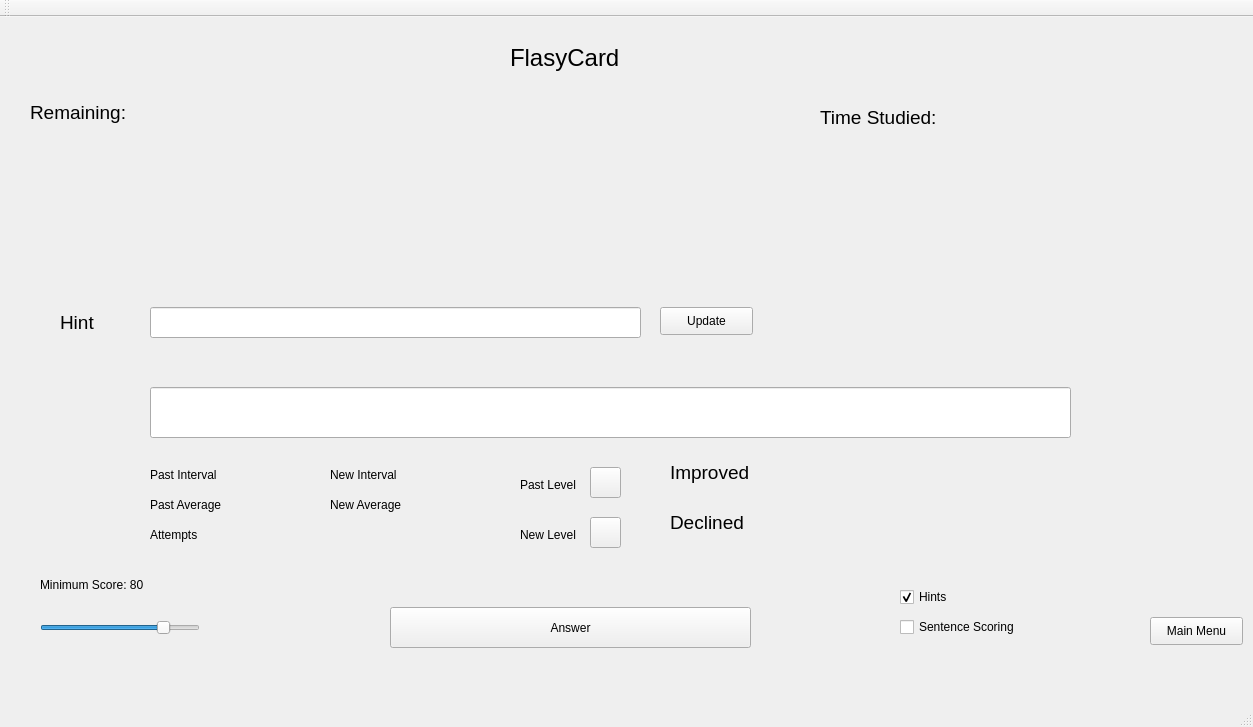
First picture: the form in mainwindow.ui, repository ColinBose/flashy-card, before the edit.
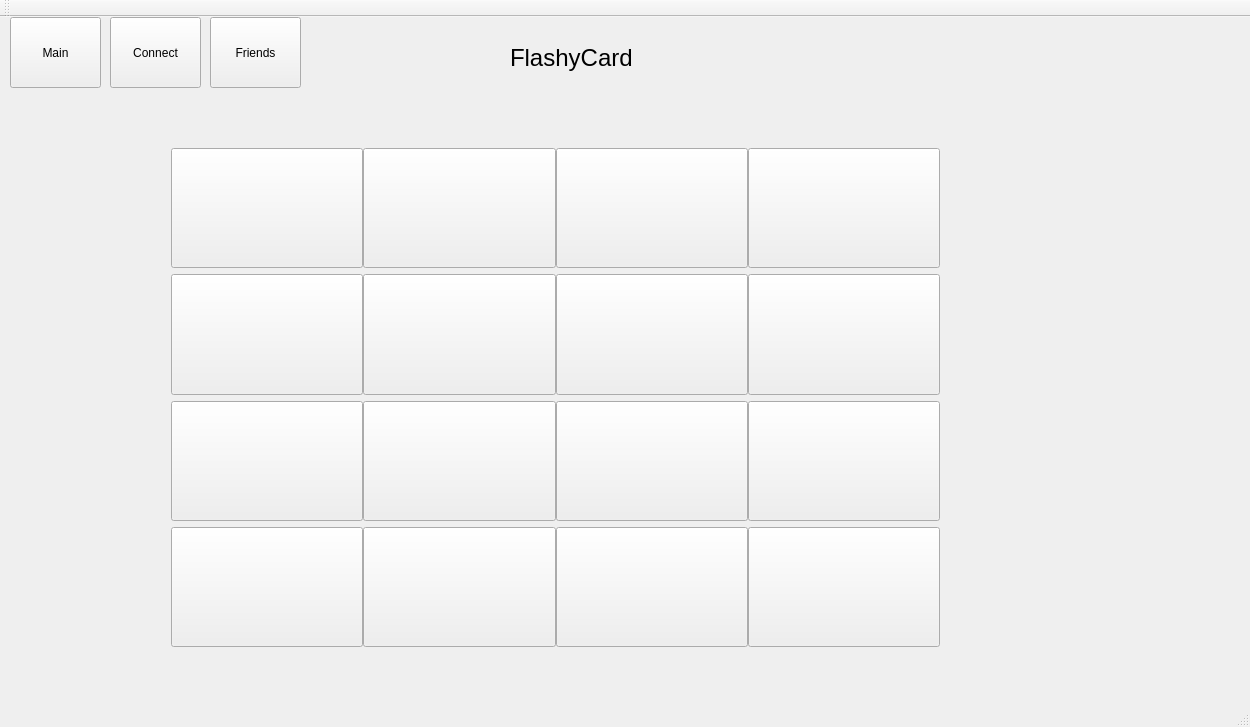
Second picture: the form after the edit. The open tabs and pages were chosen to show the change.

The edit to the form file:
```diff
--- a/mainwindow.ui
+++ b/mainwindow.ui
@@ -6,7 +6,7 @@
    <rect>
     <x>0</x>
     <y>0</y>
-    <width>1253</width>
+    <width>1250</width>
     <height>727</height>
    </rect>
   </property>
@@ -19,8 +19,8 @@
      <rect>
       <x>0</x>
       <y>70</y>
-      <width>1251</width>
-      <height>611</height>
+      <width>1241</width>
+      <height>591</height>
      </rect>
     </property>
     <property name="currentIndex">
@@ -754,7 +754,7 @@
        <rect>
         <x>30</x>
         <y>10</y>
-        <width>311</width>
+        <width>201</width>
         <height>31</height>
        </rect>
       </property>
@@ -772,7 +772,7 @@
        <rect>
         <x>150</x>
         <y>70</y>
-        <width>681</width>
+        <width>651</width>
         <height>61</height>
        </rect>
       </property>
@@ -808,7 +808,7 @@
        <rect>
         <x>150</x>
         <y>150</y>
-        <width>671</width>
+        <width>651</width>
         <height>41</height>
        </rect>
       </property>
@@ -826,7 +826,7 @@
        <rect>
         <x>150</x>
         <y>260</y>
-        <width>911</width>
+        <width>651</width>
         <height>31</height>
        </rect>
       </property>
@@ -842,7 +842,7 @@
      <widget class="QLineEdit" name="studyHintEdit">
       <property name="geometry">
        <rect>
-        <x>150</x>
+        <x>120</x>
         <y>220</y>
         <width>491</width>
         <height>31</height>
@@ -857,9 +857,9 @@
      <widget class="QLineEdit" name="studyAnswerEdit">
       <property name="geometry">
        <rect>
-        <x>150</x>
+        <x>120</x>
         <y>300</y>
-        <width>921</width>
+        <width>601</width>
         <height>51</height>
        </rect>
       </property>
@@ -872,7 +872,7 @@
      <widget class="QPushButton" name="studyHintButton">
       <property name="geometry">
        <rect>
-        <x>660</x>
+        <x>630</x>
         <y>220</y>
         <width>93</width>
         <height>28</height>
@@ -885,8 +885,8 @@
      <widget class="QPushButton" name="studyAnswerButton">
       <property name="geometry">
        <rect>
-        <x>390</x>
-        <y>520</y>
+        <x>300</x>
+        <y>540</y>
         <width>361</width>
         <height>41</height>
        </rect>
@@ -898,7 +898,7 @@
      <widget class="QLabel" name="label_14">
       <property name="geometry">
        <rect>
-        <x>150</x>
+        <x>120</x>
         <y>380</y>
         <width>81</width>
         <height>16</height>
@@ -911,9 +911,9 @@
      <widget class="QLabel" name="label_15">
       <property name="geometry">
        <rect>
-        <x>150</x>
+        <x>120</x>
         <y>440</y>
-        <width>61</width>
+        <width>81</width>
         <height>16</height>
        </rect>
       </property>
@@ -924,7 +924,7 @@
      <widget class="QLabel" name="label_16">
       <property name="geometry">
        <rect>
-        <x>150</x>
+        <x>120</x>
         <y>410</y>
         <width>81</width>
         <height>16</height>
@@ -977,7 +977,7 @@
       <property name="geometry">
        <rect>
         <x>40</x>
-        <y>530</y>
+        <y>520</y>
         <width>160</width>
         <height>22</height>
        </rect>
@@ -1008,25 +1008,12 @@
        <string>Minimum Score: 80</string>
       </property>
      </widget>
-     <widget class="QCheckBox" name="studySentenceCheck">
-      <property name="geometry">
-       <rect>
-        <x>900</x>
-        <y>530</y>
-        <width>201</width>
-        <height>20</height>
-       </rect>
-      </property>
-      <property name="text">
-       <string>Sentence Scoring</string>
-      </property>
-     </widget>
      <widget class="QLabel" name="label_18">
       <property name="geometry">
        <rect>
-        <x>330</x>
+        <x>300</x>
         <y>380</y>
-        <width>81</width>
+        <width>101</width>
         <height>16</height>
        </rect>
       </property>
@@ -1037,9 +1024,9 @@
      <widget class="QLabel" name="label_20">
       <property name="geometry">
        <rect>
-        <x>330</x>
+        <x>300</x>
         <y>410</y>
-        <width>81</width>
+        <width>101</width>
         <height>16</height>
        </rect>
       </property>
@@ -1076,8 +1063,8 @@
      <widget class="QPushButton" name="studyPrevLevel">
       <property name="geometry">
        <rect>
-        <x>590</x>
-        <y>380</y>
+        <x>580</x>
+        <y>370</y>
         <width>31</width>
         <height>31</height>
        </rect>
@@ -1089,8 +1076,8 @@
      <widget class="QPushButton" name="studyNewLevel">
       <property name="geometry">
        <rect>
-        <x>590</x>
-        <y>430</y>
+        <x>580</x>
+        <y>410</y>
         <width>31</width>
         <height>31</height>
        </rect>
@@ -1102,9 +1089,9 @@
      <widget class="QLabel" name="studyRemaining_2">
       <property name="geometry">
        <rect>
-        <x>670</x>
+        <x>640</x>
         <y>370</y>
-        <width>101</width>
+        <width>121</width>
         <height>31</height>
        </rect>
       </property>
@@ -1120,9 +1107,9 @@
      <widget class="QLabel" name="studyRemaining_3">
       <property name="geometry">
        <rect>
-        <x>670</x>
+        <x>640</x>
         <y>420</y>
-        <width>101</width>
+        <width>131</width>
         <height>31</height>
        </rect>
       </property>
@@ -1174,8 +1161,8 @@
      <widget class="QCheckBox" name="studyHintCheck">
       <property name="geometry">
        <rect>
-        <x>900</x>
-        <y>500</y>
+        <x>40</x>
+        <y>560</y>
         <width>201</width>
         <height>20</height>
        </rect>
@@ -1193,15 +1180,15 @@
      <widget class="QLabel" name="studyAnswerPercentLabel">
       <property name="geometry">
        <rect>
-        <x>320</x>
-        <y>440</y>
+        <x>370</x>
+        <y>470</y>
         <width>191</width>
         <height>51</height>
        </rect>
       </property>
       <property name="font">
        <font>
-        <pointsize>16</pointsize>
+        <pointsize>18</pointsize>
        </font>
       </property>
       <property name="text">
@@ -1211,9 +1198,9 @@
      <widget class="QLabel" name="studyElapsedTIme">
       <property name="geometry">
        <rect>
-        <x>820</x>
+        <x>580</x>
         <y>10</y>
-        <width>311</width>
+        <width>241</width>
         <height>41</height>
        </rect>
       </property>
@@ -1226,25 +1213,12 @@
        <string>Time Studied:</string>
       </property>
      </widget>
-     <widget class="QPushButton" name="studyMainMenu">
-      <property name="geometry">
-       <rect>
-        <x>1150</x>
-        <y>530</y>
-        <width>93</width>
-        <height>28</height>
-       </rect>
-      </property>
-      <property name="text">
-       <string>Main Menu</string>
-      </property>
-     </widget>
      <widget class="QLabel" name="label_79">
       <property name="geometry">
        <rect>
-        <x>520</x>
-        <y>390</y>
-        <width>61</width>
+        <x>490</x>
+        <y>380</y>
+        <width>81</width>
         <height>16</height>
        </rect>
       </property>
@@ -1255,9 +1229,9 @@
      <widget class="QLabel" name="label_80">
       <property name="geometry">
        <rect>
-        <x>520</x>
-        <y>440</y>
-        <width>61</width>
+        <x>490</x>
+        <y>410</y>
+        <width>81</width>
         <height>16</height>
        </rect>
       </property>
@@ -1314,7 +1288,505 @@
       </property>
      </widget>
     </widget>
-    <widget class="QWidget" name="MultiStudy"/>
+    <widget class="QWidget" name="ExportDeck">
+     <widget class="QLabel" name="exportCardsLabel">
+      <property name="geometry">
+       <rect>
+        <x>180</x>
+        <y>140</y>
+        <width>121</width>
+        <height>41</height>
+       </rect>
+      </property>
+      <property name="font">
+       <font>
+        <pointsize>16</pointsize>
+       </font>
+      </property>
+      <property name="text">
+       <string>Description</string>
+      </property>
+     </widget>
+     <widget class="QLabel" name="label_22">
+      <property name="geometry">
+       <rect>
+        <x>180</x>
+        <y>180</y>
+        <width>101</width>
+        <height>41</height>
+       </rect>
+      </property>
+      <property name="font">
+       <font>
+        <pointsize>16</pointsize>
+       </font>
+      </property>
+      <property name="text">
+       <string>Language</string>
+      </property>
+     </widget>
+     <widget class="QLineEdit" name="exportDescription">
+      <property name="geometry">
+       <rect>
+        <x>340</x>
+        <y>146</y>
+        <width>291</width>
+        <height>31</height>
+       </rect>
+      </property>
+      <property name="font">
+       <font>
+        <pointsize>16</pointsize>
+       </font>
+      </property>
+     </widget>
+     <widget class="QLineEdit" name="exportLanguage">
+      <property name="geometry">
+       <rect>
+        <x>340</x>
+        <y>190</y>
+        <width>291</width>
+        <height>31</height>
+       </rect>
+      </property>
+      <property name="font">
+       <font>
+        <pointsize>16</pointsize>
+       </font>
+      </property>
+     </widget>
+     <widget class="QPushButton" name="exportExportButton">
+      <property name="geometry">
+       <rect>
+        <x>418</x>
+        <y>266</y>
+        <width>121</width>
+        <height>51</height>
+       </rect>
+      </property>
+      <property name="text">
+       <string>Export</string>
+      </property>
+     </widget>
+    </widget>
+    <widget class="QWidget" name="Import_2">
+     <widget class="QPushButton" name="importGetDeck">
+      <property name="geometry">
+       <rect>
+        <x>640</x>
+        <y>430</y>
+        <width>111</width>
+        <height>61</height>
+       </rect>
+      </property>
+      <property name="text">
+       <string>Import</string>
+      </property>
+     </widget>
+     <widget class="QTableWidget" name="importTable">
+      <property name="geometry">
+       <rect>
+        <x>100</x>
+        <y>70</y>
+        <width>451</width>
+        <height>421</height>
+       </rect>
+      </property>
+      <property name="autoScrollMargin">
+       <number>40</number>
+      </property>
+     </widget>
+    </widget>
+    <widget class="QWidget" name="MultiLobby">
+     <widget class="QTableWidget" name="multiLobbyTable">
+      <property name="geometry">
+       <rect>
+        <x>90</x>
+        <y>70</y>
+        <width>411</width>
+        <height>451</height>
+       </rect>
+      </property>
+     </widget>
+     <widget class="QPushButton" name="multiStudyButton">
+      <property name="geometry">
+       <rect>
+        <x>760</x>
+        <y>400</y>
+        <width>99</width>
+        <height>27</height>
+       </rect>
+      </property>
+      <property name="text">
+       <string>Join Room</string>
+      </property>
+     </widget>
+     <widget class="QPushButton" name="multiCreateRoom">
+      <property name="geometry">
+       <rect>
+        <x>760</x>
+        <y>350</y>
+        <width>99</width>
+        <height>27</height>
+       </rect>
+      </property>
+      <property name="text">
+       <string>Create Room</string>
+      </property>
+     </widget>
+     <widget class="QLabel" name="label">
+      <property name="geometry">
+       <rect>
+        <x>760</x>
+        <y>120</y>
+        <width>221</width>
+        <height>41</height>
+       </rect>
+      </property>
+      <property name="font">
+       <font>
+        <pointsize>24</pointsize>
+       </font>
+      </property>
+      <property name="text">
+       <string>Room Options</string>
+      </property>
+     </widget>
+     <widget class="QCheckBox" name="multiIndiCheck">
+      <property name="geometry">
+       <rect>
+        <x>760</x>
+        <y>200</y>
+        <width>141</width>
+        <height>22</height>
+       </rect>
+      </property>
+      <property name="text">
+       <string>Independant</string>
+      </property>
+     </widget>
+     <widget class="QCheckBox" name="multiGamesCheck">
+      <property name="geometry">
+       <rect>
+        <x>760</x>
+        <y>250</y>
+        <width>141</width>
+        <height>22</height>
+       </rect>
+      </property>
+      <property name="text">
+       <string>Games</string>
+      </property>
+     </widget>
+     <widget class="QSlider" name="multiRoundSlider">
+      <property name="geometry">
+       <rect>
+        <x>760</x>
+        <y>290</y>
+        <width>160</width>
+        <height>29</height>
+       </rect>
+      </property>
+      <property name="minimum">
+       <number>5</number>
+      </property>
+      <property name="maximum">
+       <number>30</number>
+      </property>
+      <property name="value">
+       <number>10</number>
+      </property>
+      <property name="orientation">
+       <enum>Qt::Horizontal</enum>
+      </property>
+     </widget>
+     <widget class="QLabel" name="label_2">
+      <property name="geometry">
+       <rect>
+        <x>940</x>
+        <y>280</y>
+        <width>101</width>
+        <height>21</height>
+       </rect>
+      </property>
+      <property name="text">
+       <string>Round Timer</string>
+      </property>
+     </widget>
+    </widget>
+    <widget class="QWidget" name="Game">
+     <widget class="QWidget" name="gridLayoutWidget">
+      <property name="geometry">
+       <rect>
+        <x>160</x>
+        <y>50</y>
+        <width>791</width>
+        <height>521</height>
+       </rect>
+      </property>
+      <layout class="QGridLayout" name="gridLayout">
+       <property name="horizontalSpacing">
+        <number>0</number>
+       </property>
+       <item row="2" column="2">
+        <widget class="QPushButton" name="game10">
+         <property name="sizePolicy">
+          <sizepolicy hsizetype="Minimum" vsizetype="MinimumExpanding">
+           <horstretch>0</horstretch>
+           <verstretch>0</verstretch>
+          </sizepolicy>
+         </property>
+         <property name="text">
+          <string/>
+         </property>
+         <property name="checkable">
+          <bool>true</bool>
+         </property>
+        </widget>
+       </item>
+       <item row="1" column="3">
+        <widget class="QPushButton" name="game7">
+         <property name="sizePolicy">
+          <sizepolicy hsizetype="Minimum" vsizetype="MinimumExpanding">
+           <horstretch>0</horstretch>
+           <verstretch>0</verstretch>
+          </sizepolicy>
+         </property>
+         <property name="text">
+          <string/>
+         </property>
+         <property name="checkable">
+          <bool>true</bool>
+         </property>
+        </widget>
+       </item>
+       <item row="0" column="3">
+        <widget class="QPushButton" name="game3">
+         <property name="sizePolicy">
+          <sizepolicy hsizetype="Minimum" vsizetype="MinimumExpanding">
+           <horstretch>0</horstretch>
+           <verstretch>0</verstretch>
+          </sizepolicy>
+         </property>
+         <property name="text">
+          <string/>
+         </property>
+         <property name="checkable">
+          <bool>true</bool>
+         </property>
+        </widget>
+       </item>
+       <item row="1" column="2">
+        <widget class="QPushButton" name="game6">
+         <property name="sizePolicy">
+          <sizepolicy hsizetype="Minimum" vsizetype="MinimumExpanding">
+           <horstretch>0</horstretch>
+           <verstretch>0</verstretch>
+          </sizepolicy>
+         </property>
+         <property name="text">
+          <string/>
+         </property>
+         <property name="checkable">
+          <bool>true</bool>
+         </property>
+        </widget>
+       </item>
+       <item row="0" column="2">
+        <widget class="QPushButton" name="game2">
+         <property name="sizePolicy">
+          <sizepolicy hsizetype="Minimum" vsizetype="MinimumExpanding">
+           <horstretch>0</horstretch>
+           <verstretch>0</verstretch>
+          </sizepolicy>
+         </property>
+         <property name="text">
+          <string/>
+         </property>
+         <property name="checkable">
+          <bool>true</bool>
+         </property>
+        </widget>
+       </item>
+       <item row="3" column="3">
+        <widget class="QPushButton" name="game15">
+         <property name="sizePolicy">
+          <sizepolicy hsizetype="Minimum" vsizetype="MinimumExpanding">
+           <horstretch>0</horstretch>
+           <verstretch>0</verstretch>
+          </sizepolicy>
+         </property>
+         <property name="text">
+          <string/>
+         </property>
+         <property name="checkable">
+          <bool>true</bool>
+         </property>
+        </widget>
+       </item>
+       <item row="3" column="2">
+        <widget class="QPushButton" name="game14">
+         <property name="sizePolicy">
+          <sizepolicy hsizetype="Minimum" vsizetype="MinimumExpanding">
+           <horstretch>0</horstretch>
+           <verstretch>0</verstretch>
+          </sizepolicy>
+         </property>
+         <property name="text">
+          <string/>
+         </property>
+         <property name="checkable">
+          <bool>true</bool>
+         </property>
+        </widget>
+       </item>
+       <item row="2" column="3">
+        <widget class="QPushButton" name="game11">
+         <property name="sizePolicy">
+          <sizepolicy hsizetype="Minimum" vsizetype="MinimumExpanding">
+           <horstretch>0</horstretch>
+           <verstretch>0</verstretch>
+          </sizepolicy>
+         </property>
+         <property name="text">
+          <string/>
+         </property>
+         <property name="checkable">
+          <bool>true</bool>
+         </property>
+        </widget>
+       </item>
+       <item row="0" column="0">
+        <widget class="QPushButton" name="game0">
+         <property name="sizePolicy">
+          <sizepolicy hsizetype="Minimum" vsizetype="MinimumExpanding">
+           <horstretch>0</horstretch>
+           <verstretch>0</verstretch>
+          </sizepolicy>
+         </property>
+         <property name="text">
+          <string/>
+         </property>
+         <property name="checkable">
+          <bool>true</bool>
+         </property>
+        </widget>
+       </item>
+       <item row="0" column="1">
+        <widget class="QPushButton" name="game1">
+         <property name="sizePolicy">
+          <sizepolicy hsizetype="Minimum" vsizetype="MinimumExpanding">
+           <horstretch>0</horstretch>
+           <verstretch>0</verstretch>
+          </sizepolicy>
+         </property>
+         <property name="text">
+          <string/>
+         </property>
+         <property name="checkable">
+          <bool>true</bool>
+         </property>
+        </widget>
+       </item>
+       <item row="3" column="0">
+        <widget class="QPushButton" name="game12">
+         <property name="sizePolicy">
+          <sizepolicy hsizetype="Minimum" vsizetype="MinimumExpanding">
+           <horstretch>0</horstretch>
+           <verstretch>0</verstretch>
+          </sizepolicy>
+         </property>
+         <property name="text">
+          <string/>
+         </property>
+         <property name="checkable">
+          <bool>true</bool>
+         </property>
+        </widget>
+       </item>
+       <item row="2" column="1">
+        <widget class="QPushButton" name="game9">
+         <property name="sizePolicy">
+          <sizepolicy hsizetype="Minimum" vsizetype="MinimumExpanding">
+           <horstretch>0</horstretch>
+           <verstretch>0</verstretch>
+          </sizepolicy>
+         </property>
+         <property name="text">
+          <string/>
+         </property>
+         <property name="checkable">
+          <bool>true</bool>
+         </property>
+        </widget>
+       </item>
+       <item row="3" column="1">
+        <widget class="QPushButton" name="game13">
+         <property name="sizePolicy">
+          <sizepolicy hsizetype="Minimum" vsizetype="MinimumExpanding">
+           <horstretch>0</horstretch>
+           <verstretch>0</verstretch>
+          </sizepolicy>
+         </property>
+         <property name="text">
+          <string/>
+         </property>
+         <property name="checkable">
+          <bool>true</bool>
+         </property>
+        </widget>
+       </item>
+       <item row="1" column="0">
+        <widget class="QPushButton" name="game4">
+         <property name="sizePolicy">
+          <sizepolicy hsizetype="Minimum" vsizetype="MinimumExpanding">
+           <horstretch>0</horstretch>
+           <verstretch>0</verstretch>
+          </sizepolicy>
+         </property>
+         <property name="text">
+          <string/>
+         </property>
+         <property name="checkable">
+          <bool>true</bool>
+         </property>
+        </widget>
+       </item>
+       <item row="2" column="0">
+        <widget class="QPushButton" name="game8">
+         <property name="sizePolicy">
+          <sizepolicy hsizetype="Minimum" vsizetype="MinimumExpanding">
+           <horstretch>0</horstretch>
+           <verstretch>0</verstretch>
+          </sizepolicy>
+         </property>
+         <property name="text">
+          <string/>
+         </property>
+         <property name="checkable">
+          <bool>true</bool>
+         </property>
+        </widget>
+       </item>
+       <item row="1" column="1">
+        <widget class="QPushButton" name="game5">
+         <property name="sizePolicy">
+          <sizepolicy hsizetype="Minimum" vsizetype="MinimumExpanding">
+           <horstretch>0</horstretch>
+           <verstretch>0</verstretch>
+          </sizepolicy>
+         </property>
+         <property name="text">
+          <string/>
+         </property>
+         <property name="checkable">
+          <bool>true</bool>
+         </property>
+        </widget>
+       </item>
+      </layout>
+     </widget>
+    </widget>
    </widget>
    <widget class="QLabel" name="deckTitle">
     <property name="geometry">
@@ -1331,14 +1803,14 @@
      </font>
     </property>
     <property name="text">
-     <string>FlasyCard</string>
+     <string>FlashyCard</string>
     </property>
    </widget>
    <widget class="QLabel" name="userName">
     <property name="geometry">
      <rect>
-      <x>1000</x>
-      <y>10</y>
+      <x>890</x>
+      <y>20</y>
       <width>241</width>
       <height>41</height>
      </rect>
@@ -1352,6 +1824,45 @@
      <string/>
     </property>
    </widget>
+   <widget class="QPushButton" name="friendButton">
+    <property name="geometry">
+     <rect>
+      <x>210</x>
+      <y>0</y>
+      <width>91</width>
+      <height>71</height>
+     </rect>
+    </property>
+    <property name="text">
+     <string>Friends</string>
+    </property>
+   </widget>
+   <widget class="QPushButton" name="mainMainReturn">
+    <property name="geometry">
+     <rect>
+      <x>10</x>
+      <y>0</y>
+      <width>91</width>
+      <height>71</height>
+     </rect>
+    </property>
+    <property name="text">
+     <string>Main</string>
+    </property>
+   </widget>
+   <widget class="QPushButton" name="mainConnect">
+    <property name="geometry">
+     <rect>
+      <x>110</x>
+      <y>0</y>
+      <width>91</width>
+      <height>71</height>
+     </rect>
+    </property>
+    <property name="text">
+     <string>Connect</string>
+    </property>
+   </widget>
   </widget>
   <widget class="QMenuBar" name="menuBar">
    <property name="geometry">
```
Left out of the diff: 524 changed lines with no effect on the pictures.
